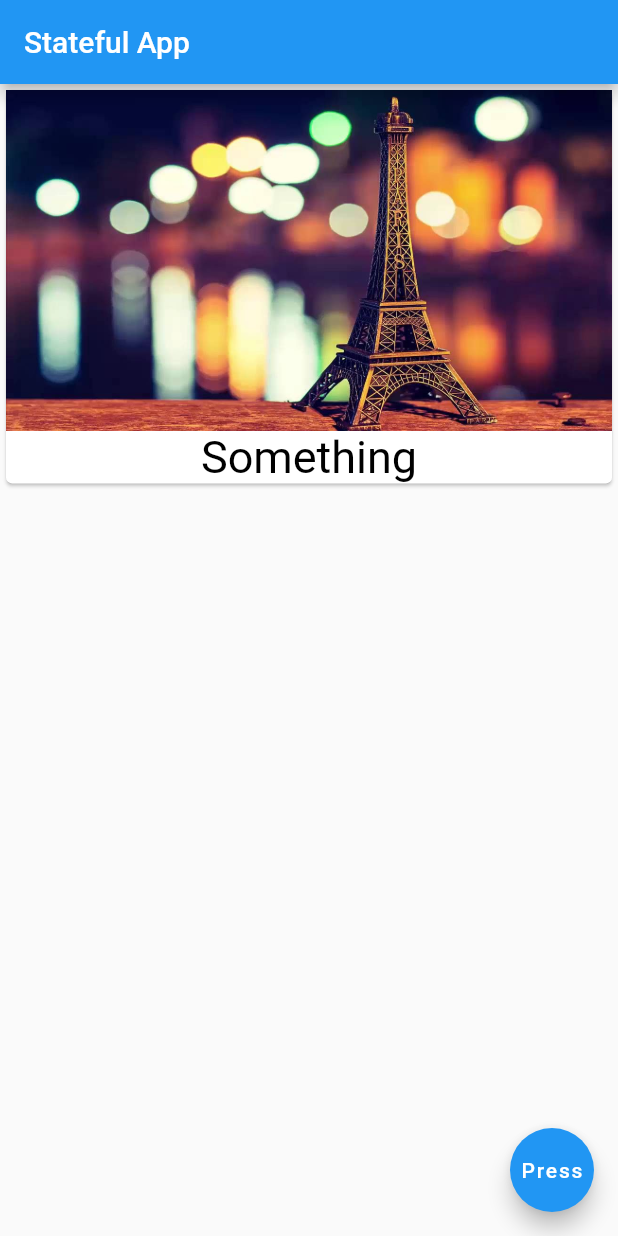
After one commit to m-zaink/FristApp, a Flutter app: the screen it shows after launch, on a phone screen of 412 x 824 dp. The commit adds this screen. Run offline on Flutter 3.47's test engine with Material 2 defaults, Android fonts, the phone set to English and light mode, and no system bars; Roboto replaces fonts that are missing (Gamja Flower).

Commit message:
Modularity was added.
*The code in main file was split across two new files:
	-'products.dart'
	-'products_manager.dart'

*'products.dart' now contains the build method to render the Cards in the app.
*'products_manager.dart' contains a StatefulWidget house the whole Scaffold and the floating-button that renders new Cards when pressed.
*A lot of new things were learnt.
	-Modularity.
	-Combining StatefulWidgets and StatelessWidgets.

```diff
--- a/lib/main.dart
+++ b/lib/main.dart
@@ -1,47 +1,14 @@
 import "package:flutter/material.dart";
+
+import './products_manager.dart';
 
 void main() => runApp(MyApp());
 
-class MyApp extends StatefulWidget {
-  @override
-  State<StatefulWidget> createState() {
-    return _MyAppState();
-  }
-}
-
-class _MyAppState extends State<MyApp> {
-  List<String> _products = ['Hello world'];
+class MyApp extends StatelessWidget {
   @override
   Widget build(BuildContext context) {
     return MaterialApp(
-      home: Scaffold(
-        appBar: AppBar(title: Text("Stateful App")),
-        body: Column(
-            children: _products
-                .map((element) => Card(
-                      child: Column(
-                        children: <Widget>[
-                          Image.asset("assets/eiffel.jpg"),
-                          Text(
-                            element,
-                            style: TextStyle(
-                                fontFamily: "Gamja Flower",
-                                fontSize: 30,
-                                color: Colors.black),
-                          )
-                        ],
-                      ),
-                    ))
-                .toList()),
-        floatingActionButton: FloatingActionButton(
-          child: Text("Press"),
-          onPressed: () {
-            setState(() {
-              _products.add("Some more random stuff.");
-            });
-          },
-        ),
-      ),
+        home: ProductsManager(),
     );
   }
 }
--- /dev/null
+++ b/lib/products.dart
@@ -0,0 +1,28 @@
+import 'package:flutter/material.dart';
+
+class Products extends StatelessWidget {
+  List<String> products;
+
+  Products(this.products);
+  @override
+  Widget build(BuildContext context) {
+    // TODO: implement build
+    return Column(
+        children: products
+            .map((element) => Card(
+                  child: Column(
+                    children: <Widget>[
+                      Image.asset("assets/eiffel.jpg"),
+                      Text(
+                        element,
+                        style: TextStyle(
+                            fontFamily: "Gamja Flower",
+                            fontSize: 30,
+                            color: Colors.black),
+                      )
+                    ],
+                  ),
+                ))
+            .toList());
+  }
+}
--- /dev/null
+++ b/lib/products_manager.dart
@@ -0,0 +1,31 @@
+import 'package:flutter/material.dart';
+import 'dart:math';
+
+import './products.dart';
+
+class ProductsManager extends StatefulWidget {
+  @override
+  State<StatefulWidget> createState() {
+    return _ProductsManagerState();
+  }
+}
+
+class _ProductsManagerState extends State<ProductsManager> {
+  List<String> _products = ["Something"];
+
+  @override
+  Widget build(BuildContext context) {
+    return Scaffold(
+      appBar: AppBar(title: Text("Stateful App")),
+      body: Products(_products),
+      floatingActionButton: FloatingActionButton(
+        child: Text("Press"),
+        onPressed: () {
+          setState(() {
+            _products.add("Some more random stuff. ${Random().nextInt(2000)}");
+          });
+        },
+      ),
+    );
+  }
+}
```
